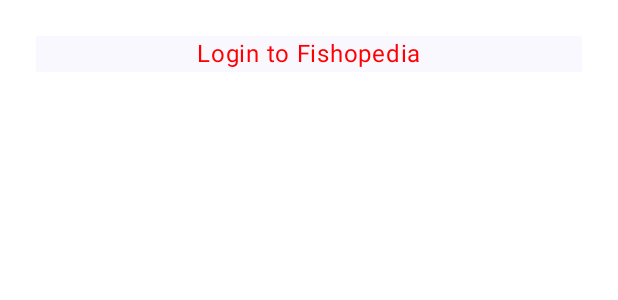
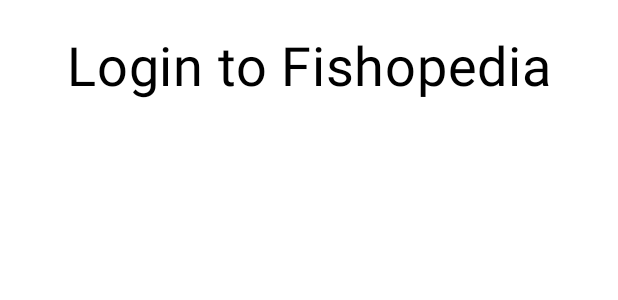
Before and after one commit to Ejswarrior/hookset-mobile, an Android app built with Jetpack Compose: the @Preview function GreetingPreview, on a phone screen of 412 x 824 dp. Shown: the top 300 px of the screen. Run offline under Robolectric (Android 15) with nearby library versions, the phone set to English and light mode, and no system bars.

Commit message:
fix: started adding in components

```diff
--- a/app/src/main/java/com/example/hookset_mobile/MainActivity.kt
+++ b/app/src/main/java/com/example/hookset_mobile/MainActivity.kt
@@ -8,6 +8,7 @@ import androidx.compose.foundation.layout.Arrangement
 import androidx.compose.foundation.layout.Box
 import androidx.compose.foundation.layout.Column
 import androidx.compose.foundation.layout.Row
+import androidx.compose.foundation.layout.fillMaxHeight
 import androidx.compose.foundation.layout.fillMaxSize
 import androidx.compose.foundation.layout.fillMaxWidth
 import androidx.compose.foundation.layout.height
@@ -17,6 +18,7 @@ import androidx.compose.foundation.layout.width
 import androidx.compose.material3.Scaffold
 import androidx.compose.material3.Surface
 import androidx.compose.material3.Text
+import androidx.compose.material3.TextField
 import androidx.compose.runtime.Composable
 import androidx.compose.ui.Alignment
 import androidx.compose.ui.Modifier
@@ -27,6 +29,7 @@ import androidx.compose.ui.unit.TextUnit
 import androidx.compose.ui.unit.TextUnitType
 import androidx.compose.ui.unit.dp
 import com.example.hookset_mobile.ui.theme.Hookset_mobileTheme
+import androidx.compose.ui.unit.sp
 
 class MainActivity : ComponentActivity() {
     override fun onCreate(savedInstanceState: Bundle?) {
@@ -41,19 +44,29 @@ class MainActivity : ComponentActivity() {
         }
     }
 }
+
+fun inputString(changeString: String): String {
+    return changeString
+}
+
 @Composable
 fun HooksetApp(modifier: Modifier = Modifier) {
-    Surface(modifier = modifier.padding(vertical = 24.dp, horizontal = 24.dp).fillMaxWidth().height(24.dp)) {
-        Row(modifier = Modifier, verticalAlignment = Alignment.CenterVertically, horizontalArrangement = Arrangement.Center) {
+    Surface(modifier = modifier
+        .padding(vertical = 24.dp, horizontal = 24.dp)
+        .fillMaxWidth()
+        .fillMaxHeight(), color = Color.White) {
+        Row(modifier = Modifier,verticalAlignment = Alignment.Top, horizontalArrangement = Arrangement.Center) {
             Text(
                 text = "Login to Fishopedia",
-                color = Color.Red,
-                fontSize = TextUnit(value = 46.0f, type = TextUnitType(1)),
+                color = Color.Black,
+                fontSize = 36.sp,
                 modifier = Modifier
             )
         }
+
     }
 }
+
 
 @Preview(showBackground = true)
 @Composable
```
Also changed, not shown: app/src/main/java/ui/components/HooksetInput.kt (added, +24 -0 lines).
